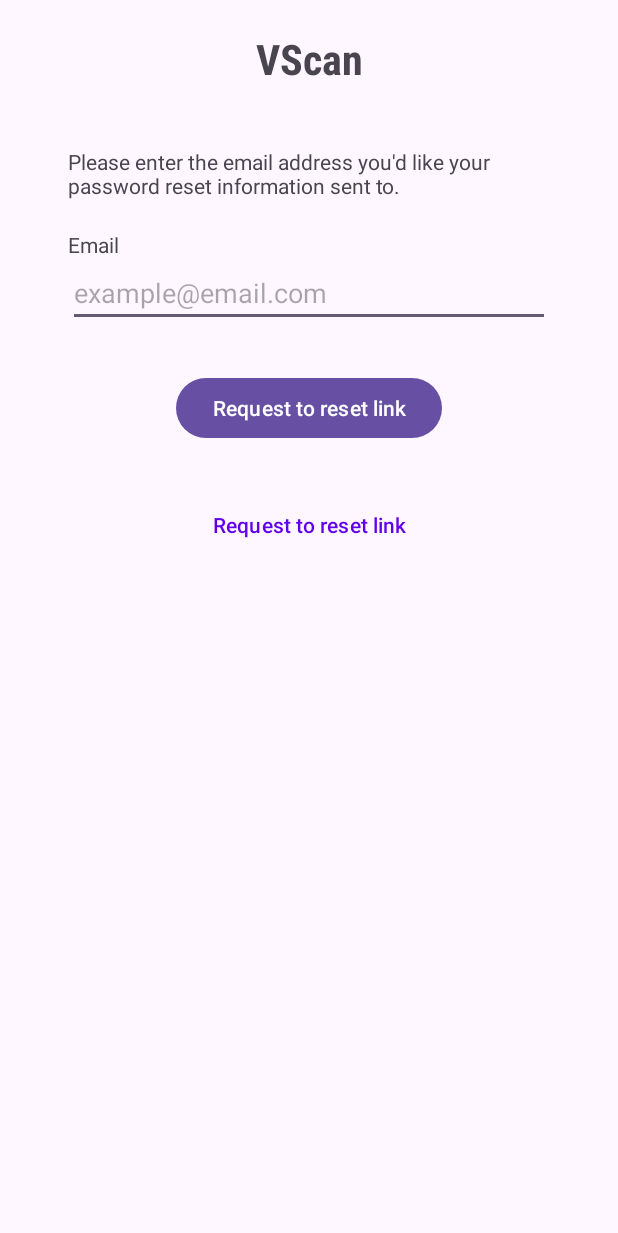
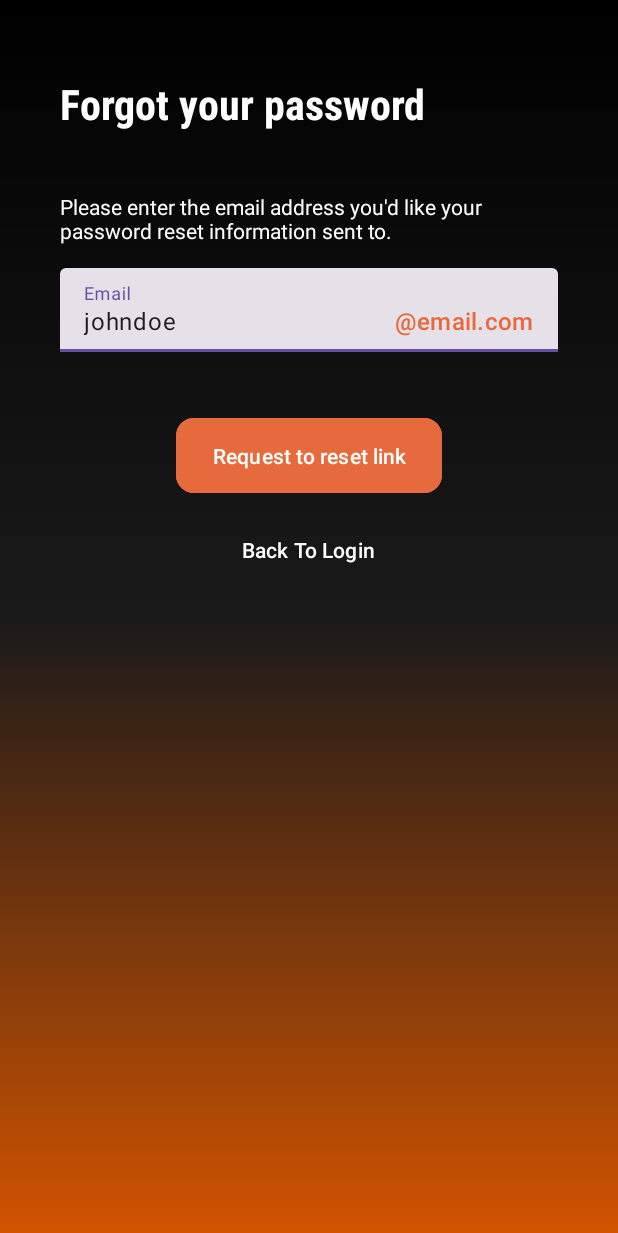
Before and after one commit to radleigh123/vscan, an Android app: the layout activity_forgot_password.xml on its own in the app's theme, with its tools: preview values and no code run, on a phone screen of 412 x 824 dp. Shown: the top 1233 px of the screen. Run offline under Robolectric (Android 15) with nearby library versions, the phone set to English and light mode, and no system bars.

Commit message:
Repolished forgot password layout

```diff
--- a/app/src/main/res/layout/activity_forgot_password.xml
+++ b/app/src/main/res/layout/activity_forgot_password.xml
@@ -1,33 +1,30 @@
 <?xml version="1.0" encoding="utf-8"?>
 <LinearLayout xmlns:android="http://schemas.android.com/apk/res/android"
+    xmlns:app="http://schemas.android.com/apk/res-auto"
+    xmlns:tools="http://schemas.android.com/tools"
     android:layout_width="match_parent"
     android:layout_height="match_parent"
-    android:padding="20dp"
+    android:padding="40dp"
     android:orientation="vertical"
+    android:background="@drawable/bg_gradient"
     >
 
     <LinearLayout
         android:layout_width="match_parent"
         android:layout_height="wrap_content"
-        android:orientation="vertical">
+        android:orientation="vertical"
+        android:layout_marginTop="10dp"
+        >
 
         <TextView
             android:id="@+id/tv_title"
             android:layout_width="match_parent"
             android:layout_height="wrap_content"
-            android:gravity="center"
             android:fontFamily="sans-serif-condensed-medium"
             android:textStyle="bold"
             android:textSize="28sp"
-            android:text="@string/app_name" />
-
-        <TextView
-            android:id="@+id/tv_label"
-            android:layout_width="match_parent"
-            android:layout_height="wrap_content"
-            android:text="@string/forgot_label"
-            android:layout_marginHorizontal="25dp"
-            android:layout_marginTop="40dp"
+            android:text="@string/forgot_your_password"
+            android:textColor="@color/white"
             />
 
     </LinearLayout>
@@ -35,44 +32,61 @@
     <LinearLayout
         android:layout_width="match_parent"
         android:layout_height="wrap_content"
-        android:layout_marginTop="20dp"
-        android:orientation="vertical">
+        android:layout_marginVertical="40dp"
+        android:orientation="vertical"
+        >
 
         <TextView
-            android:id="@+id/tv_email"
+            android:id="@+id/tv_label"
             android:layout_width="match_parent"
             android:layout_height="wrap_content"
-            android:text="@string/prompt_email"
-            android:layout_marginHorizontal="25dp"
+            android:text="@string/forgot_label"
+            android:textColor="@color/white"
             />
 
-        <EditText
-            android:id="@+id/et_email"
+        <com.google.android.material.textfield.TextInputLayout
+            style="?attr/textInputFilledStyle"
             android:layout_width="match_parent"
             android:layout_height="wrap_content"
-            android:autofillHints="emailAddress"
-            android:hint="@string/email_example"
-            android:layout_marginHorizontal="25dp"
-            android:inputType="textEmailAddress" />
+            android:hint="@string/prompt_email"
+            android:layout_marginTop="15dp"
+            app:suffixText="\@email\.com"
+            app:suffixTextColor="@color/accent"
+            >
+
+            <com.google.android.material.textfield.TextInputEditText
+                android:id="@+id/et_email"
+                android:layout_width="match_parent"
+                android:layout_height="wrap_content"
+                android:autofillHints="emailAddress"
+                android:inputType="textEmailAddress"
+                tools:text="johndoe"
+                />
+
+        </com.google.android.material.textfield.TextInputLayout>
 
     </LinearLayout>
 
     <Button
+        style="@style/Widget.Material3.Button.ElevatedButton"
         android:layout_width="wrap_content"
         android:layout_height="wrap_content"
         android:text="@string/forgot_request"
         android:layout_gravity="center"
-        android:layout_marginTop="30dp"
+        android:paddingVertical="15dp"
+        android:backgroundTint="@color/accent"
+        android:textColor="@color/white"
+        app:shapeAppearance="@style/ShapeAppearance.Material3.Corner.Medium"
         />
 
     <Button
         android:layout_width="wrap_content"
         android:layout_height="wrap_content"
-        android:text="@string/forgot_request"
+        android:text="@string/forgot_login"
         android:layout_gravity="center"
-        android:layout_marginTop="30dp"
+        android:layout_marginTop="10dp"
         android:background="@drawable/bg_translucent_card"
-        android:textColor="@color/purple_500"
+        android:textColor="@color/white"
         />
 
 
--- a/app/src/main/res/values/colors.xml
+++ b/app/src/main/res/values/colors.xml
@@ -1,10 +1,13 @@
 <?xml version="1.0" encoding="utf-8"?>
 <resources>
+    <color name="accent">#E66A3C</color>
+
     <color name="purple_200">#FFBB86FC</color>
     <color name="purple_500">#FF6200EE</color>
     <color name="purple_700">#FF3700B3</color>
     <color name="teal_200">#FF03DAC5</color>
     <color name="teal_700">#FF018786</color>
     <color name="black">#FF000000</color>
+    <color name="black_20">#66000000</color>
     <color name="white">#FFFFFFFF</color>
 </resources>
--- a/app/src/main/res/values/strings.xml
+++ b/app/src/main/res/values/strings.xml
@@ -11,8 +11,10 @@
     <string name="invalid_username">Not a valid username</string>
     <string name="invalid_password">Password must be >5 characters</string>
     <string name="login_failed">"Login failed"</string>
+    <string name="forgot_your_password">Forgot your password</string>
     <string name="forgot_label">Please enter the email address you\'d like your password reset information sent to.</string>
     <string name="forgot_request">Request to reset link</string>
+    <string name="forgot_login">Back To Login</string>
 
     <string name="logo_description">App Logo</string>
     <string name="login">Login</string>
```
